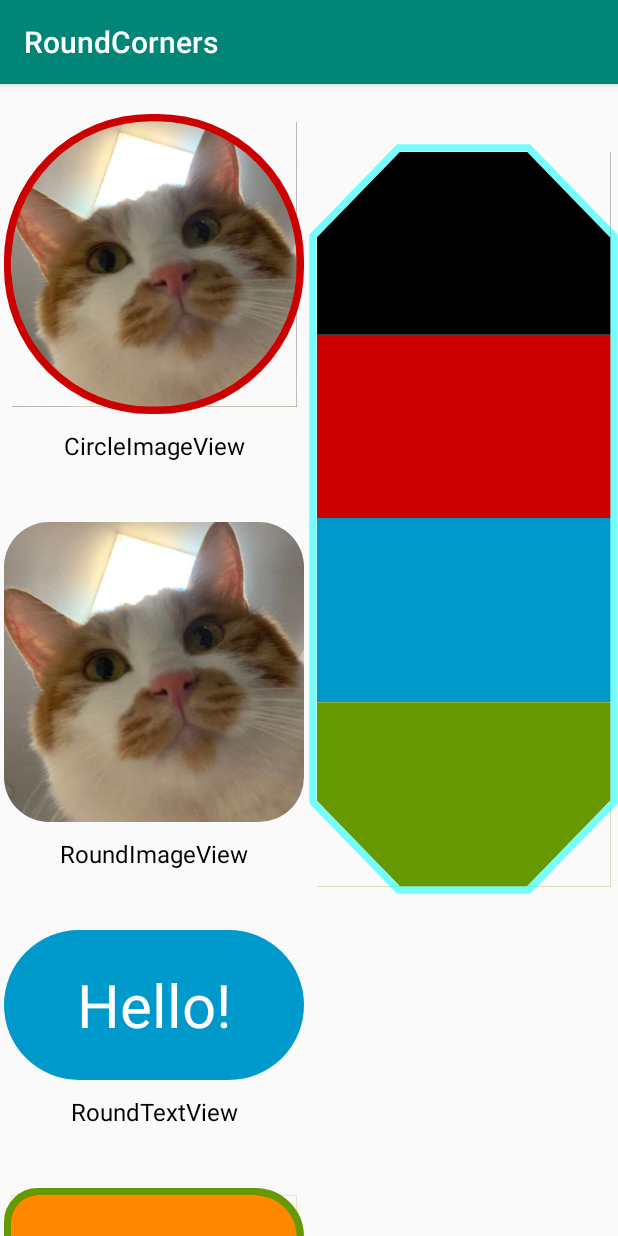
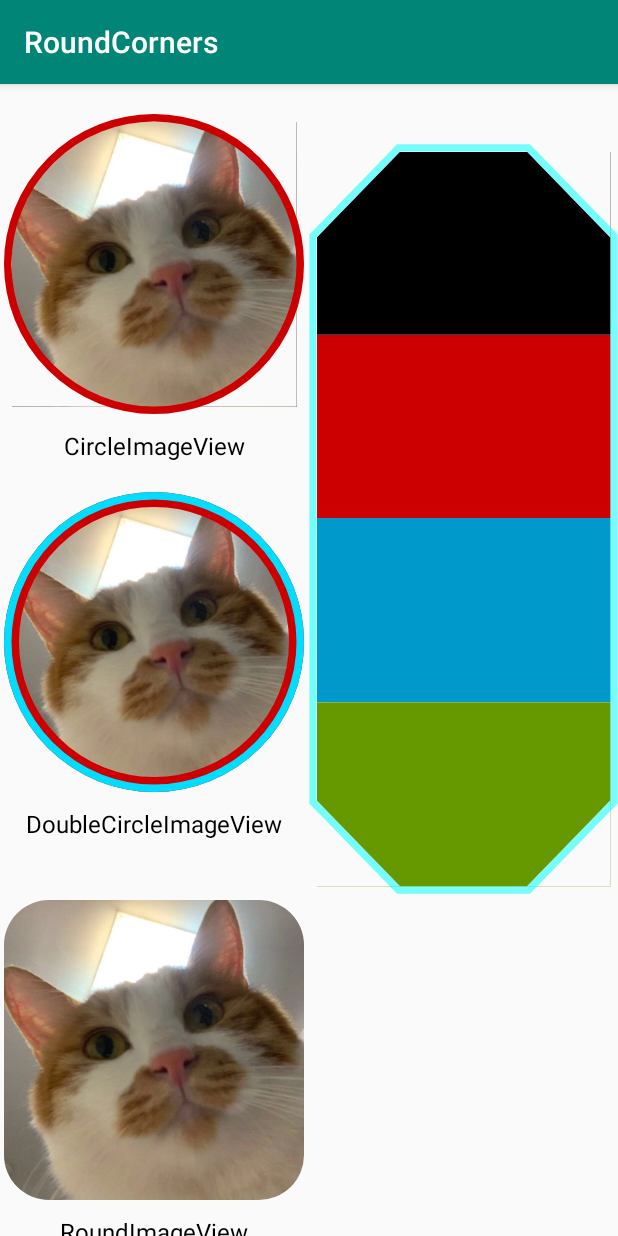
Before and after one commit to xmutzlq/CutCorners, an Android app: the screen it shows after launch (MainActivity), on a phone screen of 412 x 824 dp. Run offline under Robolectric (Android 15) with nearby library versions, the phone set to English and light mode, and no system bars; our stand-ins replace CircleImageView.

Commit message:
//双边框图片

```diff
--- a/app/src/main/res/layout/activity_main.xml
+++ b/app/src/main/res/layout/activity_main.xml
@@ -30,6 +30,24 @@
                 android:layout_height="wrap_content"
                 android:layout_marginTop="10dp"
                 android:text="CircleImageView"
+                android:textColor="@android:color/black"
+                android:textSize="16sp" />
+
+            <com.kproduce.roundcorners.DoubleCircleImageView
+                android:layout_width="200dp"
+                android:layout_height="200dp"
+                android:layout_marginTop="20dp"
+                android:src="@mipmap/ic_test"
+                app:rStrokeColor="@android:color/holo_red_dark"
+                app:rStrokeWidth="10dp"
+                app:rStrokeOuterColor="@android:color/holo_blue_bright"
+                app:rStrokeOuterWidth="10dp"/>
+
+            <TextView
+                android:layout_width="wrap_content"
+                android:layout_height="wrap_content"
+                android:layout_marginTop="10dp"
+                android:text="DoubleCircleImageView"
                 android:textColor="@android:color/black"
                 android:textSize="16sp" />
 
--- /dev/null
+++ b/roundcorners/src/main/java/com/kproduce/roundcorners/DoubleCircleImageView.java
@@ -0,0 +1,112 @@
+package com.kproduce.roundcorners;
+
+import android.content.Context;
+import android.graphics.Canvas;
+import android.support.v7.widget.AppCompatImageView;
+import android.util.AttributeSet;
+
+import com.kproduce.roundcorners.util.RoundHelper;
+import com.kproduce.roundcorners.util.RoundMethodInterface;
+
+/**
+ * <p>Author：     zenglq<p>
+ * <p>Email：      380233376@qq.com<p>
+ * <p>Date：       2020/11/12<p>
+ * <p>Description：<p>
+ */
+public class DoubleCircleImageView extends AppCompatImageView implements RoundMethodInterface {
+
+    private RoundHelper mHelper = new RoundHelper();
+
+    public DoubleCircleImageView(Context context) {
+        this(context, null);
+    }
+
+    public DoubleCircleImageView(Context context, AttributeSet attrs) {
+        this(context, attrs, -1);
+    }
+
+    public DoubleCircleImageView(Context context, AttributeSet attrs, int defStyleAttr) {
+        super(context, attrs, defStyleAttr);
+        mHelper.init(context, attrs, this);
+        mHelper.setCircle(true);
+    }
+
+    @Override
+    protected void onSizeChanged(int w, int h, int oldw, int oldh) {
+        super.onSizeChanged(w, h, oldw, oldh);
+        mHelper.onSizeChanged(w, h);
+    }
+
+    @Override
+    public void draw(Canvas canvas) {
+        mHelper.preDraw(canvas);
+        super.draw(canvas);
+        mHelper.drawPath(canvas);
+    }
+
+    @Override
+    public void setRadius(float radiusDp) {
+        mHelper.setRadius(radiusDp);
+    }
+
+    @Override
+    public void setRadius(float radiusTopLeftDp, float radiusTopRightDp, float radiusBottomLeftDp, float radiusBottomRightDp) {
+        mHelper.setRadius(radiusTopLeftDp, radiusTopRightDp, radiusBottomLeftDp, radiusBottomRightDp);
+    }
+
+    @Override
+    public void setRadiusLeft(float radiusDp) {
+        mHelper.setRadiusLeft(radiusDp);
+    }
+
+    @Override
+    public void setRadiusRight(float radiusDp) {
+        mHelper.setRadiusRight(radiusDp);
+    }
+
+    @Override
+    public void setRadiusTop(float radiusDp) {
+        mHelper.setRadiusTop(radiusDp);
+    }
+
+    @Override
+    public void setRadiusBottom(float radiusDp) {
+        mHelper.setRadiusBottom(radiusDp);
+    }
+
+    @Override
+    public void setRadiusTopLeft(float radiusDp) {
+        mHelper.setRadiusTopLeft(radiusDp);
+    }
+
+    @Override
+    public void setRadiusTopRight(float radiusDp) {
+        mHelper.setRadiusTopRight(radiusDp);
+    }
+
+    @Override
+    public void setRadiusBottomLeft(float radiusDp) {
+        mHelper.setRadiusBottomLeft(radiusDp);
+    }
+
+    @Override
+    public void setRadiusBottomRight(float radiusDp) {
+        mHelper.setRadiusBottomRight(radiusDp);
+    }
+
+    @Override
+    public void setStrokeWidth(float widthDp) {
+        mHelper.setStrokeWidth(widthDp);
+    }
+
+    @Override
+    public void setStrokeColor(int color) {
+        mHelper.setStrokeColor(color);
+    }
+
+    @Override
+    public void setStrokeWidthColor(float widthDp, int color) {
+        mHelper.setStrokeWidthColor(widthDp, color);
+    }
+}
--- a/roundcorners/src/main/java/com/kproduce/roundcorners/util/RoundHelper.java
+++ b/roundcorners/src/main/java/com/kproduce/roundcorners/util/RoundHelper.java
@@ -28,6 +28,7 @@ public class RoundHelper {
     private Paint mPaint;
     private RectF mRectF;
     private RectF mStrokeRectF;
+    private RectF mStrokeOuterRectF;
 
     private Path mPath;
     private Path mTempPath;
@@ -38,11 +39,16 @@ public class RoundHelper {
 
     private float[] mRadii;
     private float[] mStrokeRadii;
+    private float[] mStrokeOuterRadii;
 
     private int mWidth;
     private int mHeight;
+
     private int mStrokeColor;
     private float mStrokeWidth;
+
+    private int mStrokeOuterColor;
+    private float mStrokeOuterWidth;
 
     private float mRadiusTopLeft;
     private float mRadiusTopRight;
@@ -57,9 +63,11 @@ public class RoundHelper {
         mView = view;
         mRadii = new float[8];
         mStrokeRadii = new float[8];
+        mStrokeOuterRadii = new float[8];
         mPaint = new Paint();
         mRectF = new RectF();
         mStrokeRectF = new RectF();
+        mStrokeOuterRectF = new RectF();
         mPath = new Path();
         mTempPath = new Path();
         mXfermode = new PorterDuffXfermode(Build.VERSION.SDK_INT >= Build.VERSION_CODES.M ? PorterDuff.Mode.DST_OUT : PorterDuff.Mode.DST_IN);
@@ -83,6 +91,13 @@ public class RoundHelper {
         mStrokeWidth = array.getDimension(R.styleable.RoundButton_rStrokeWidth, 0);
         mStrokeColor = array.getColor(R.styleable.RoundButton_rStrokeColor, mStrokeColor);
 
+        mStrokeOuterWidth = array.getDimension(R.styleable.RoundButton_rStrokeOuterWidth, 0);
+        mStrokeOuterColor = array.getColor(R.styleable.RoundButton_rStrokeOuterColor, mStrokeOuterColor);
+
+        if(mStrokeOuterWidth > 0) {
+            mStrokeOuterWidth = mStrokeOuterWidth / 2;
+        }
+
         array.recycle();
         if (!isCircle) {
             setRadius();
@@ -95,10 +110,15 @@ public class RoundHelper {
         mRadii[4] = mRadii[5] = mRadiusBottomRight - mStrokeWidth;
         mRadii[6] = mRadii[7] = mRadiusBottomLeft - mStrokeWidth;
 
-        mStrokeRadii[0] = mStrokeRadii[1] = mRadiusTopLeft;
-        mStrokeRadii[2] = mStrokeRadii[3] = mRadiusTopRight;
-        mStrokeRadii[4] = mStrokeRadii[5] = mRadiusBottomRight;
-        mStrokeRadii[6] = mStrokeRadii[7] = mRadiusBottomLeft;
+        mStrokeRadii[0] = mStrokeRadii[1] = isCircle ? mRadiusTopLeft * 2 : mRadiusTopLeft;
+        mStrokeRadii[2] = mStrokeRadii[3] = isCircle ? mRadiusTopRight * 2 : mRadiusTopRight;
+        mStrokeRadii[4] = mStrokeRadii[5] = isCircle ? mRadiusBottomRight * 2 : mRadiusBottomRight;
+        mStrokeRadii[6] = mStrokeRadii[7] = isCircle ? mRadiusBottomLeft * 2 : mRadiusBottomLeft;
+
+        mStrokeOuterRadii[0] = mStrokeOuterRadii[1] = isCircle ? mRadiusTopLeft * 2 : mRadiusTopLeft;
+        mStrokeOuterRadii[2] = mStrokeOuterRadii[3] = isCircle ? mRadiusTopRight  * 2 : mRadiusTopRight;
+        mStrokeOuterRadii[4] = mStrokeOuterRadii[5] = isCircle ? mRadiusBottomRight  * 2 : mRadiusBottomRight;
+        mStrokeOuterRadii[6] = mStrokeOuterRadii[7] = isCircle ? mRadiusBottomLeft  * 2 : mRadiusBottomLeft;
     }
 
     public void onSizeChanged(int width, int height) {
@@ -116,8 +136,17 @@ public class RoundHelper {
         if (mRectF != null) {
             mRectF.set(0, 0, width, height);
         }
+
+        //内圈
         if (mStrokeRectF != null) {
             mStrokeRectF.set((mStrokeWidth / 2), (mStrokeWidth / 2), width - mStrokeWidth / 2, height - mStrokeWidth / 2);
+            //外圈
+            if(mStrokeOuterRectF != null) {
+                mStrokeOuterRectF.left = mStrokeRectF.left - mStrokeOuterWidth / 2;
+                mStrokeOuterRectF.top = mStrokeRectF.top - mStrokeOuterWidth / 2;
+                mStrokeOuterRectF.right = mStrokeRectF.right + mStrokeOuterWidth / 2;
+                mStrokeOuterRectF.bottom = mStrokeRectF.bottom + mStrokeOuterWidth / 2;
+            }
         }
     }
 
@@ -159,6 +188,17 @@ public class RoundHelper {
 
             mPath.reset();
             mPath.addRoundRect(mStrokeRectF, mStrokeRadii, Path.Direction.CCW);
+            canvas.drawPath(mPath, mPaint);
+        }
+
+        // draw outer stroke
+        if (mStrokeOuterWidth > 0) {
+            mPaint.setStyle(Paint.Style.STROKE);
+            mPaint.setStrokeWidth(mStrokeOuterWidth);
+            mPaint.setColor(mStrokeOuterColor);
+
+            mPath.reset();
+            mPath.addRoundRect(mStrokeOuterRectF, mStrokeOuterRadii, Path.Direction.CCW);
             canvas.drawPath(mPath, mPaint);
         }
     }
```
Also changed, not shown: roundcorners/src/main/res/values/attrs.xml (+13 -0 lines).
